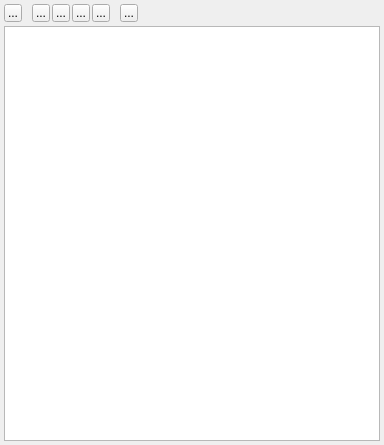
Old version of the form openbci/modules/ugm/gui/source/ui/UGMMain.ui in the repository BrainTech/openbci.
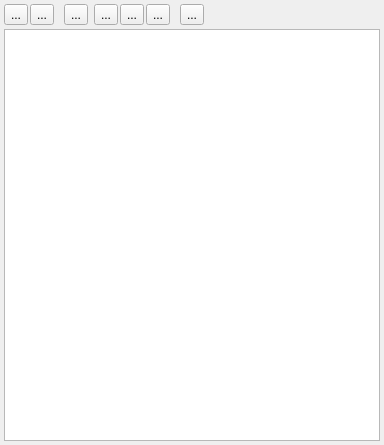
New version of the form. Icons and pictures are not drawn.

Commit message: Poprawki do GUI UGMa

```diff
--- a/openbci/modules/ugm/gui/source/ui/UGMMain.ui
+++ b/openbci/modules/ugm/gui/source/ui/UGMMain.ui
@@ -44,7 +44,7 @@
       <property name="maximumSize">
        <size>
         <width>16777215</width>
-        <height>22</height>
+        <height>40</height>
        </size>
       </property>
       <property name="frameShape">
@@ -63,6 +63,41 @@
        <property name="margin">
         <number>2</number>
        </property>
+       <item>
+        <widget class="QToolButton" name="sendToUgmButton">
+         <property name="sizePolicy">
+          <sizepolicy hsizetype="Fixed" vsizetype="Fixed">
+           <horstretch>0</horstretch>
+           <verstretch>0</verstretch>
+          </sizepolicy>
+         </property>
+         <property name="maximumSize">
+          <size>
+           <width>40</width>
+           <height>40</height>
+          </size>
+         </property>
+         <property name="text">
+          <string>...</string>
+         </property>
+         <property name="icon">
+          <iconset resource="../resources/resources.qrc">
+           <normaloff>:/buttons/send_to_ugm</normaloff>:/buttons/send_to_ugm</iconset>
+         </property>
+         <property name="iconSize">
+          <size>
+           <width>32</width>
+           <height>32</height>
+          </size>
+         </property>
+         <property name="autoRaise">
+          <bool>false</bool>
+         </property>
+         <property name="arrowType">
+          <enum>Qt::NoArrow</enum>
+         </property>
+        </widget>
+       </item>
        <item>
         <widget class="QToolButton" name="saveButton">
          <property name="sizePolicy">
@@ -73,8 +108,8 @@
          </property>
          <property name="maximumSize">
           <size>
-           <width>18</width>
-           <height>18</height>
+           <width>40</width>
+           <height>40</height>
           </size>
          </property>
          <property name="text">
@@ -85,6 +120,12 @@
            <normalon>:/buttons/save</normalon>
           </iconset>
          </property>
+         <property name="iconSize">
+          <size>
+           <width>32</width>
+           <height>32</height>
+          </size>
+         </property>
          <property name="autoRaise">
           <bool>false</bool>
          </property>
@@ -119,8 +160,8 @@
          </property>
          <property name="maximumSize">
           <size>
-           <width>18</width>
-           <height>18</height>
+           <width>36</width>
+           <height>36</height>
           </size>
          </property>
          <property name="text">
@@ -131,6 +172,12 @@
            <normalon>:/buttons/add</normalon>
           </iconset>
          </property>
+         <property name="iconSize">
+          <size>
+           <width>32</width>
+           <height>32</height>
+          </size>
+         </property>
          <property name="popupMode">
           <enum>QToolButton::DelayedPopup</enum>
          </property>
@@ -145,6 +192,22 @@
          </property>
         </widget>
        </item>
+       <item>
+        <spacer name="toolbarSeparator_3">
+         <property name="orientation">
+          <enum>Qt::Horizontal</enum>
+         </property>
+         <property name="sizeType">
+          <enum>QSizePolicy::Fixed</enum>
+         </property>
+         <property name="sizeHint" stdset="0">
+          <size>
+           <width>4</width>
+           <height>20</height>
+          </size>
+         </property>
+        </spacer>
+       </item>
        <item>
         <widget class="QToolButton" name="addRectangleButton">
          <property name="sizePolicy">
@@ -155,8 +218,8 @@
          </property>
          <property name="maximumSize">
           <size>
-           <width>18</width>
-           <height>18</height>
+           <width>36</width>
+           <height>36</height>
           </size>
          </property>
          <property name="text">
@@ -167,6 +230,12 @@
            <normalon>:/buttons/add_rectangle</normalon>
           </iconset>
          </property>
+         <property name="iconSize">
+          <size>
+           <width>32</width>
+           <height>32</height>
+          </size>
+         </property>
          <property name="autoRaise">
           <bool>false</bool>
          </property>
@@ -185,8 +254,8 @@
          </property>
          <property name="maximumSize">
           <size>
-           <width>18</width>
-           <height>18</height>
+           <width>36</width>
+           <height>36</height>
           </size>
          </property>
          <property name="text">
@@ -197,6 +266,12 @@
            <normalon>:/buttons/add_image</normalon>
           </iconset>
          </property>
+         <property name="iconSize">
+          <size>
+           <width>32</width>
+           <height>32</height>
+          </size>
+         </property>
          <property name="autoRaise">
           <bool>false</bool>
          </property>
@@ -215,8 +290,8 @@
          </property>
          <property name="maximumSize">
           <size>
-           <width>18</width>
-           <height>18</height>
+           <width>36</width>
+           <height>36</height>
           </size>
          </property>
          <property name="text">
@@ -227,6 +302,12 @@
            <normalon>:/buttons/add_text</normalon>
           </iconset>
          </property>
+         <property name="iconSize">
+          <size>
+           <width>32</width>
+           <height>32</height>
+          </size>
+         </property>
          <property name="autoRaise">
           <bool>false</bool>
          </property>
@@ -261,8 +342,8 @@
          </property>
          <property name="maximumSize">
           <size>
-           <width>18</width>
-           <height>18</height>
+           <width>36</width>
+           <height>36</height>
           </size>
          </property>
          <property name="text">
@@ -273,6 +354,12 @@
            <normalon>:/buttons/remove</normalon>
           </iconset>
          </property>
+         <property name="iconSize">
+          <size>
+           <width>32</width>
+           <height>32</height>
+          </size>
+         </property>
          <property name="autoRaise">
           <bool>false</bool>
          </property>
```
Left out of the diff: 58 changed lines with no effect on the pictures. The commit also changes 4 other files.
